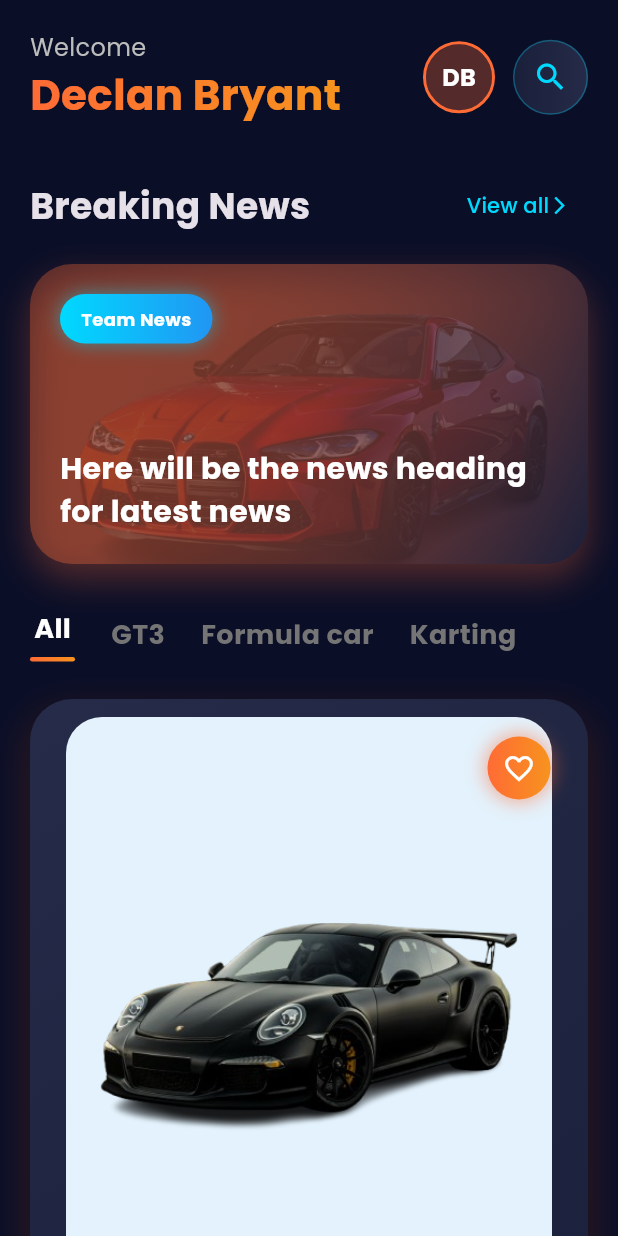
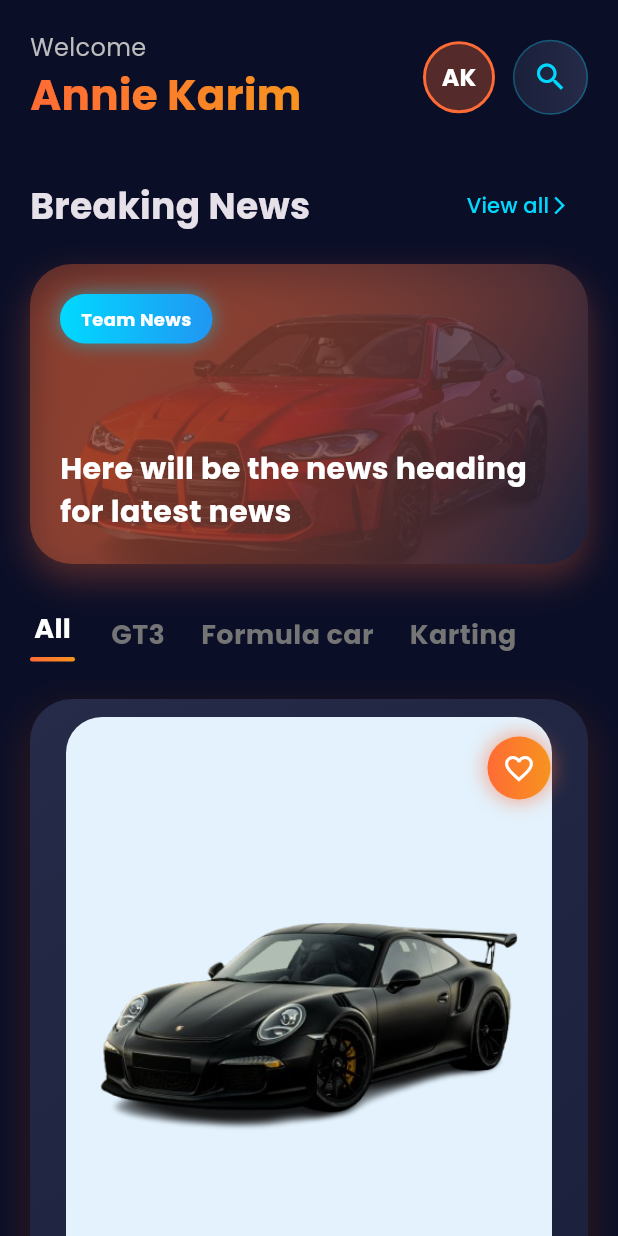
Before and after one commit to Anniekarim29/CarRentalApp, a Flutter app: the screen it shows after launch, on a phone screen of 412 x 824 dp. Run offline on Flutter 3.47's test engine with Material 3 defaults, Android fonts, the phone set to English and light mode, and no system bars; our stand-ins replace animate_do, google_fonts.

Commit message:
Update README and change user name to Annie Karim

```diff
--- a/lib/screens/home_screen.dart
+++ b/lib/screens/home_screen.dart
@@ -46,7 +46,7 @@ class _HomeScreenState extends State<HomeScreen> {
                             colors: [AppTheme.primaryColor, AppTheme.secondaryColor],
                           ).createShader(bounds),
                           child: Text(
-                            'Declan Bryant',
+                            'Annie Karim',
                             style: GoogleFonts.poppins(
                               fontWeight: FontWeight.bold,
                               fontSize: 28,
@@ -70,7 +70,7 @@ class _HomeScreenState extends State<HomeScreen> {
                             radius: 22,
                             backgroundColor: AppTheme.primaryColor.withOpacity(0.3),
                             child: Text(
-                              'DB',
+                              'AK',
                               style: GoogleFonts.poppins(
                                 color: Colors.white,
                                 fontWeight: FontWeight.bold,
```
Also changed, not shown: assets/iPhone-13-PRO-localhost (1).png (added), assets/iPhone-13-PRO-localhost (2).png (added), assets/iPhone-13-PRO-localhost (3).png (added), assets/iPhone-13-PRO-localhost.png (added), 1 other file.
